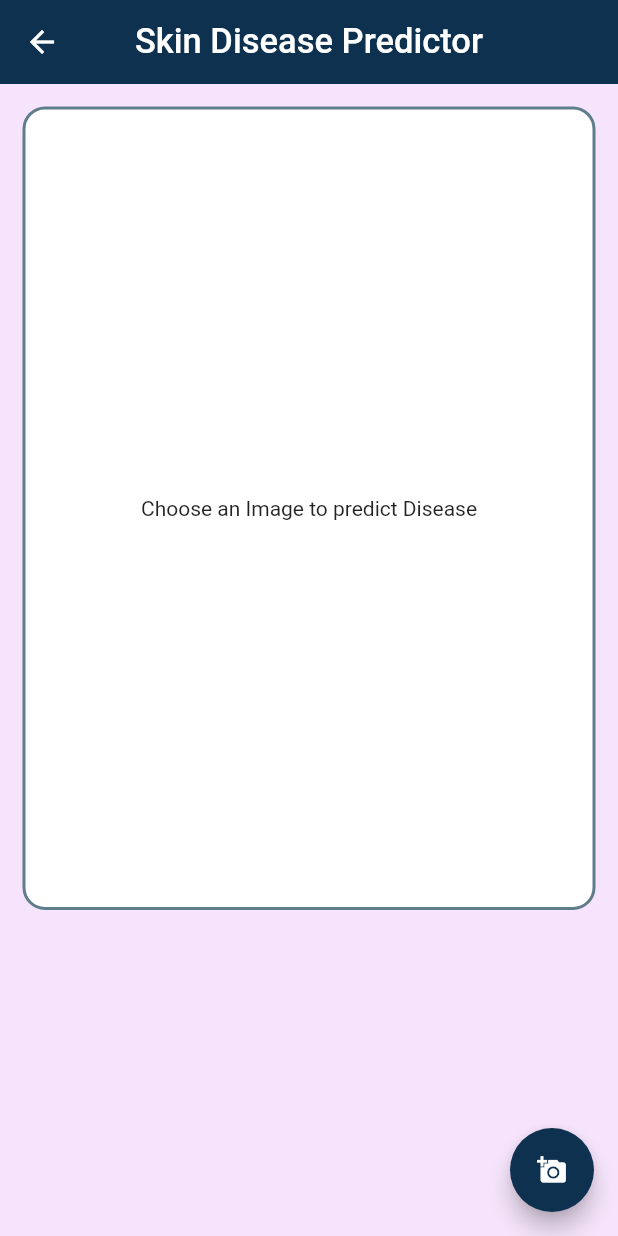
After one commit to deeppatel23/AarogymaBuddy, a Flutter app: the SkinPrediction screen opened directly, on a phone screen of 412 x 824 dp. The commit adds this screen. Run offline on Flutter 3.47's test engine with Material 2 defaults, Android fonts, the phone set to English and light mode, and no system bars; our stand-ins replace cloud_firestore, firebase_auth, firebase_core, image_picker; accounts and stored records are empty; network calls fail.

Commit message:
skin disease prediction added

```diff
--- /dev/null
+++ b/lib/Diagnosis/skin_prediction.dart
@@ -0,0 +1,158 @@
+import 'dart:convert';
+import 'dart:io';
+import 'package:image_picker/image_picker.dart';
+import 'package:flutter/material.dart';
+import 'package:http/http.dart' as http;
+
+class SkinPrediction extends StatefulWidget {
+  @override
+  _SkinPredictionState createState() => _SkinPredictionState();
+}
+
+enum Answers { camera, gallery }
+
+class _SkinPredictionState extends State<SkinPrediction> {
+  File? _image;
+  late List _outputs;
+  var image;
+  final ImagePicker _picker = ImagePicker();
+  String res = "";
+
+  String _value = "";
+  // ignore: unused_element
+  void _setValue(String value) => setState(() {
+        if (_value == "camera") {
+          pickImageCamera();
+        } else if (_value == "gallery") {
+          pickImageGallery();
+        }
+      });
+
+  pickImageCamera() async {
+    // ignore: deprecated_member_use
+    image = await _picker.pickImage(source: ImageSource.camera);
+  }
+
+  pickImageGallery() async {
+    final XFile? image = await _picker.pickImage(source: ImageSource.gallery);
+    final File? file = File(image!.path);
+    setState(() {
+      _image = file;
+      res = "loading";
+    });
+    predictApiCall(file!);
+  }
+
+  void predictApiCall(File img) async {
+    var url = Uri.parse("https://skip-disease-predictor.herokuapp.com/predict");
+    var request = http.MultipartRequest("POST", url);
+    request.files.add(http.MultipartFile.fromBytes(
+        'file', img.readAsBytesSync(),
+        filename: 'image.jpg'));
+    print("testing called");
+    final response = await request.send();
+    final respStr = await response.stream.bytesToString();
+    print("res : " + respStr);
+    res = respStr;
+    setState(() {
+      res = respStr;
+    });
+    // print("res : " + Post.fromJson(json.decode()).toString());
+  }
+
+  @override
+  Widget build(BuildContext context) {
+    return Scaffold(
+      appBar: AppBar(
+        centerTitle: true,
+        title: const Text(
+          "Skin Disease Predictor",
+          style: TextStyle(color: Colors.white, fontSize: 23),
+        ),
+        backgroundColor: Color.fromRGBO(14, 49, 80, 1),
+        elevation: 0,
+      ),
+      body: Container(
+          // color: Colors.yellow[50],
+          color: Color.fromRGBO(224, 140, 255, 0.2),
+          width: MediaQuery.of(context).size.width,
+          height: MediaQuery.of(context).size.height,
+          child: Container(
+            child: SingleChildScrollView(
+              child: Column(
+                mainAxisAlignment: MainAxisAlignment.center,
+                children: [
+                  Container(
+                    margin: EdgeInsets.all(15),
+                    // color: Colors.green,
+                    width: MediaQuery.of(context).size.width,
+                    child: Column(
+                      crossAxisAlignment: CrossAxisAlignment.center,
+                      mainAxisAlignment: MainAxisAlignment.center,
+                      children: [
+                        _image == null
+                            ? Container(
+                                width: MediaQuery.of(context).size.width,
+                                height:
+                                    MediaQuery.of(context).size.height * 0.65,
+                                alignment: Alignment.center,
+                                child: const Text(
+                                    "Choose an Image to predict Disease"),
+                                decoration: BoxDecoration(
+                                  color: Colors.white,
+                                  border: Border.all(
+                                    color: Colors.blueGrey,
+                                    width: 2,
+                                  ),
+                                  borderRadius: BorderRadius.circular(15),
+                                ),
+                              )
+                            : Container(
+                                width: MediaQuery.of(context).size.width,
+                                height:
+                                    MediaQuery.of(context).size.height * 0.65,
+                                decoration: BoxDecoration(
+                                  //  Image.file(_image, fit: BoxFit.contain),
+                                  image: DecorationImage(
+                                    image: FileImage(_image!),
+                                    fit: BoxFit.contain,
+                                  ),
+                                  color: Colors.white,
+                                  border: Border.all(
+                                    color: Colors.blueGrey,
+                                    width: 2,
+                                  ),
+                                  borderRadius: BorderRadius.circular(15),
+                                ),
+                              ),
+                        const SizedBox(
+                          height: 20,
+                        ),
+                        res == "loading"
+                            ? CircularProgressIndicator()
+                            : Text(res),
+                        SizedBox(
+                          height: MediaQuery.of(context).size.height * 0.01,
+                        ),
+                      ],
+                    ),
+                  ),
+                ],
+              ),
+            ),
+          )),
+      floatingActionButton: FloatingActionButton(
+        tooltip: 'Pick Image',
+        onPressed: () {
+          pickImageGallery();
+        },
+        child: const Icon(
+          Icons.add_a_photo,
+          size: 20,
+          color: Colors.white,
+        ),
+        backgroundColor: const Color.fromRGBO(14, 49, 80, 1),
+      ),
+    );
+  }
+}
--- a/lib/homepage.dart
+++ b/lib/homepage.dart
@@ -2,6 +2,7 @@ import 'package:firebase_auth/firebase_auth.dart';
 import 'package:flutter/material.dart';
 import 'package:firebase_core/firebase_core.dart';
 import 'package:cloud_firestore/cloud_firestore.dart';
+import 'package:healthcareapp/Diagnosis/skin_prediction.dart';
 import 'package:healthcareapp/Login/register_user.dart';
 import 'package:healthcareapp/drawer.dart';
 import 'Diagnosis/select_organ.dart';
@@ -87,6 +88,13 @@ class _HomePageState extends State<HomePage> {
               ),
               child: const Text("Select Organ"),
             ),
+            TextButton(
+              onPressed: () => Navigator.push(
+                context,
+                MaterialPageRoute(builder: (context) => SkinPrediction()),
+              ),
+              child: const Text("Skin Disease Prediction"),
+            ),
           ]),
         ),
       ),
--- a/pubspec.yaml
+++ b/pubspec.yaml
@@ -30,6 +30,8 @@ dependencies:
   cloud_firestore: ^3.1.6
   firebase_core: ^1.11.0
   firebase_auth: ^3.0.1
+  image_picker: ^0.8.4+5
+  http: ^0.13.4
 
   flutter:
     sdk: flutter
```
Also changed, not shown: pubspec.lock.
